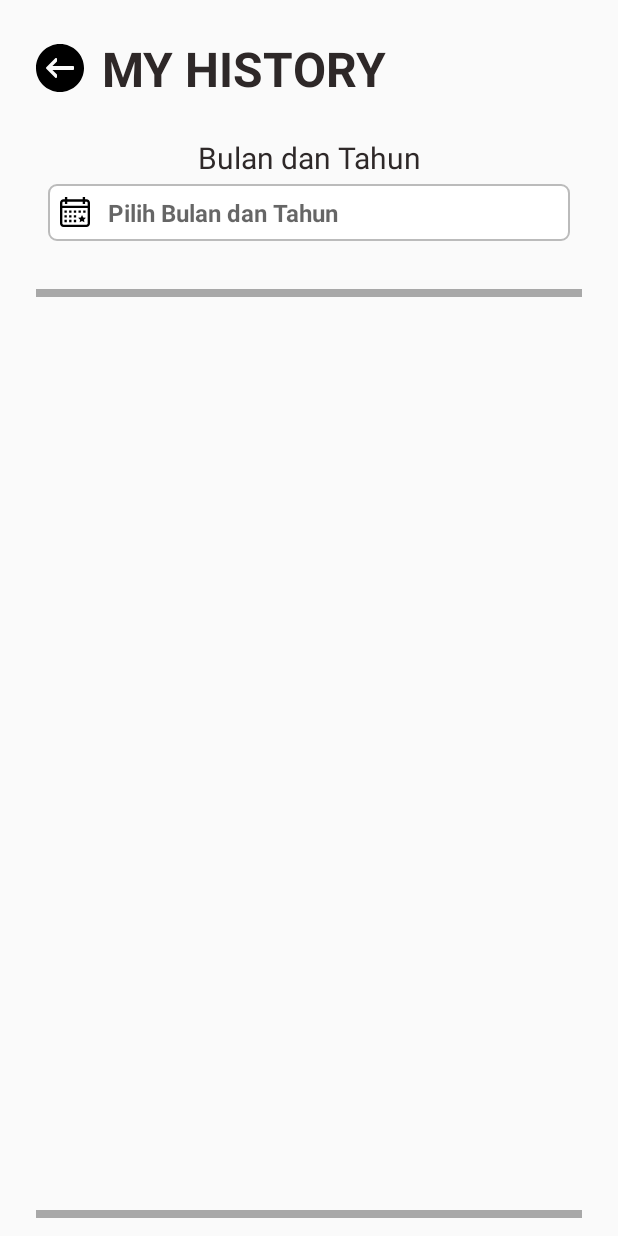
After one commit to kevinowen7/ProjectAndroidGBI, an Android app: the MyHistoryActivity screen opened directly, with no data from a screen before it, on a phone screen of 412 x 824 dp. The commit adds this screen. Run offline under Robolectric (Android 15) with nearby library versions, the phone set to English and light mode, and no system bars.

Commit message:
add my_history

```diff
--- a/app/src/main/AndroidManifest.xml
+++ b/app/src/main/AndroidManifest.xml
@@ -1,16 +1,18 @@
 <?xml version="1.0" encoding="utf-8"?>
 <manifest xmlns:android="http://schemas.android.com/apk/res/android"
+    xmlns:tools="http://schemas.android.com/tools"
     package="com.example.tubes">
-    <uses-permission android:name="android.permission.INTERNET" />
 
     <application
         android:allowBackup="true"
         android:icon="@mipmap/ic_launcher"
         android:label="@string/app_name"
+        android:networkSecurityConfig="@xml/network_security_config"
         android:roundIcon="@mipmap/ic_launcher_round"
         android:supportsRtl="true"
-        android:networkSecurityConfig="@xml/network_security_config"
-        android:theme="@style/AppTheme">
+        android:theme="@style/AppTheme"
+        tools:targetApi="n">
+        <activity android:name=".activity.MyHistoryActivity"></activity>
         <activity
             android:name=".activity.RegisterActivity"
             android:label="RegisterActivity"
@@ -31,9 +33,12 @@
             android:name=".activity.LoginActivity"
             android:label="@string/title_activity_login"
             android:screenOrientation="portrait" />
-        <activity android:name=".activity.MainActivity"
+        <activity
+            android:name=".activity.MainActivity"
             android:label="Menu Utama"
             android:screenOrientation="portrait" />
     </application>
 
+    <uses-permission android:name="android.permission.INTERNET" />
+
 </manifest>
--- a/app/src/main/java/com/example/tubes/Callback/JSONParser.java
+++ b/app/src/main/java/com/example/tubes/Callback/JSONParser.java
@@ -26,6 +26,7 @@ public class JSONParser {
     static InputStream is = null;
     static JSONObject jObj = null;
     static String json = "";
+    int timeout;
 
     // constructor
     public JSONParser() {
--- /dev/null
+++ b/app/src/main/java/com/example/tubes/activity/MyHistoryActivity.java
@@ -0,0 +1,16 @@
+package com.example.tubes.activity;
+
+import androidx.appcompat.app.AppCompatActivity;
+
+import android.os.Bundle;
+
+import com.example.tubes.R;
+
+public class MyHistoryActivity extends AppCompatActivity {
+
+    @Override
+    protected void onCreate(Bundle savedInstanceState) {
+        super.onCreate(savedInstanceState);
+        setContentView(R.layout.activity_my_history);
+    }
+}
--- /dev/null
+++ b/app/src/main/res/drawable/ic_return.xml
@@ -0,0 +1,4 @@
+<vector android:height="32dp" android:viewportHeight="512"
+    android:viewportWidth="512" android:width="32dp" xmlns:android="http://schemas.android.com/apk/res/android">
+    <path android:fillColor="#FF000000" android:pathData="M256,0C114.844,0 0,114.844 0,256s114.844,256 256,256s256,-114.844 256,-256S397.156,0 256,0zM405.333,266.667c0,5.896 -4.771,10.667 -10.667,10.667H175.083l45.792,45.792c2,2 3.125,4.708 3.125,7.542V352c0,4.313 -2.594,8.208 -6.583,9.854c-4,1.667 -8.573,0.74 -11.625,-2.313l-96,-96c-4.167,-4.167 -4.167,-10.917 0,-15.083l96,-96c2.042,-2.042 4.771,-3.125 7.542,-3.125c1.375,0 2.76,0.26 4.083,0.813c3.99,1.646 6.583,5.542 6.583,9.854v21.333c0,2.833 -1.125,5.542 -3.125,7.542l-45.792,45.792h219.583c5.896,0 10.667,4.771 10.667,10.667V266.667z"/>
+</vector>
--- /dev/null
+++ b/app/src/main/res/layout/activity_my_history.xml
@@ -0,0 +1,110 @@
+<?xml version="1.0" encoding="utf-8"?>
+<RelativeLayout xmlns:android="http://schemas.android.com/apk/res/android"
+    xmlns:tools="http://schemas.android.com/tools"
+    android:layout_width="match_parent"
+    android:layout_height="match_parent"
+    tools:context=".activity.MyHistoryActivity">
+
+    <LinearLayout
+        android:layout_width="match_parent"
+        android:id="@+id/title_my_history"
+        android:layout_marginTop="@dimen/activity_margin_medium_large"
+        android:layout_marginStart="@dimen/activity_margin_medium_large"
+        android:layout_alignParentTop="true"
+        android:orientation="horizontal"
+        android:layout_height="wrap_content"
+        tools:ignore="UseCompoundDrawables">
+        <ImageView
+            android:layout_width="wrap_content"
+            android:layout_height="wrap_content"
+            android:layout_gravity="center_vertical"
+            android:layout_marginEnd="@dimen/activity_margin_medium"
+            android:background="@drawable/ic_return"
+            tools:ignore="ContentDescription" />
+        <TextView
+            android:layout_width="wrap_content"
+            android:layout_height="wrap_content"
+            android:text="@string/my_history"
+            android:textStyle="bold"
+            android:textSize="@dimen/sub_title"
+            android:textAllCaps="true"
+            android:textColor="@color/black_low"
+            tools:ignore="RelativeOverlap" />
+    </LinearLayout>
+
+    <TextView
+        android:id="@+id/date_text"
+        android:layout_width="match_parent"
+        android:layout_height="wrap_content"
+        android:layout_below="@+id/title_my_history"
+        android:layout_marginStart="@dimen/activity_margin_medium_large"
+        android:layout_marginEnd="@dimen/activity_margin_medium_large"
+        android:layout_marginTop="@dimen/activity_margin_medium_large"
+        android:gravity="center"
+        android:text="@string/bulan_dan_tahun"
+        android:textColor="@color/black_low"
+        android:textSize="@dimen/sub_form_small"/>
+
+    <TextView
+        android:id="@+id/date_history"
+        android:layout_width="match_parent"
+        android:layout_height="wrap_content"
+        android:layout_below="@+id/date_text"
+        android:textColor="@color/colorPrimaryDark"
+        android:layout_marginStart="@dimen/activity_margin_large"
+        android:layout_marginEnd="@dimen/activity_margin_large"
+        android:background="@drawable/rounded_form"
+        android:textCursorDrawable="@drawable/black_cursor"
+        android:layout_marginTop="@dimen/activity_margin_small"
+        android:hint="@string/pilih_bulan_dan_tahun"
+        android:drawableStart="@drawable/ic_birthdate"
+        android:drawablePadding="@dimen/activity_margin_medium"
+        android:maxLength="16"
+        android:paddingTop="@dimen/activity_margin_small_medium"
+        android:paddingStart="@dimen/activity_margin_small_medium"
+        android:paddingEnd="@dimen/activity_margin_large"
+        android:paddingBottom="@dimen/activity_margin_small_medium"
+        android:textSize="@dimen/sub_form_value"
+        android:textStyle="bold"
+        android:importantForAutofill="no" />
+
+    <View
+        android:id="@+id/divider_top"
+        android:layout_width="match_parent"
+        android:layout_height="5dp"
+        android:layout_marginTop="@dimen/activity_margin_large"
+        android:layout_marginStart="@dimen/activity_margin_medium_large"
+        android:layout_marginEnd="@dimen/activity_margin_medium_large"
+        android:layout_below="@+id/date_history"
+        android:background="@color/grey" />
+
+    <LinearLayout
+        android:id="@+id/history_data"
+        android:layout_width="match_parent"
+        android:layout_below="@+id/divider_top"
+        android:layout_marginTop="@dimen/activity_margin_small_medium"
+        android:layout_marginStart="@dimen/activity_margin_medium_large"
+        android:layout_marginEnd="@dimen/activity_margin_medium_large"
+        android:layout_height="match_parent"
+        android:layout_above="@+id/divider_bottom">
+
+        <android.support.v7.widget.RecyclerView
+            android:id="@+id/history_recycle"
+            android:layout_width="match_parent"
+            android:layout_height="match_parent"
+            android:visibility="visible"/>
+    </LinearLayout>
+
+    <View
+        android:id="@+id/divider_bottom"
+        android:layout_width="match_parent"
+        android:layout_height="5dp"
+        android:layout_marginBottom="@dimen/activity_margin_medium"
+        android:layout_alignParentBottom="true"
+        android:layout_marginTop="@dimen/activity_margin_small_medium"
+        android:layout_marginStart="@dimen/activity_margin_medium_large"
+        android:layout_marginEnd="@dimen/activity_margin_medium_large"
+        android:background="@color/grey" />
+
+
+</RelativeLayout>
--- a/app/src/main/res/values/strings.xml
+++ b/app/src/main/res/values/strings.xml
@@ -46,4 +46,8 @@
     <string name="persembahan_misi">Persembahan Misi</string>
     <string name="pembangunan_tk_harapan">Pembangunan TK Harapan</string>
     <string name="rp_100_000">Rp. 100.000</string>
+    <string name="bulan">Bulan</string>
+    <string name="pilih_bulan">Pilih Bulan</string>
+    <string name="pilih_bulan_dan_tahun">Pilih Bulan dan Tahun</string>
+    <string name="bulan_dan_tahun">Bulan dan Tahun</string>
 </resources>
--- a/app/src/main/res/values/styles.xml
+++ b/app/src/main/res/values/styles.xml
@@ -51,6 +51,12 @@
         <item name="android:datePickerMode">calendar</item>
     </style>
 
+    <style name="Divider">
+        <item name="android:layout_width">match_parent</item>
+        <item name="android:layout_height">10dp</item>
+        <item name="android:background">@color/grey</item>
+    </style>
+
 
 
 </resources>
```
